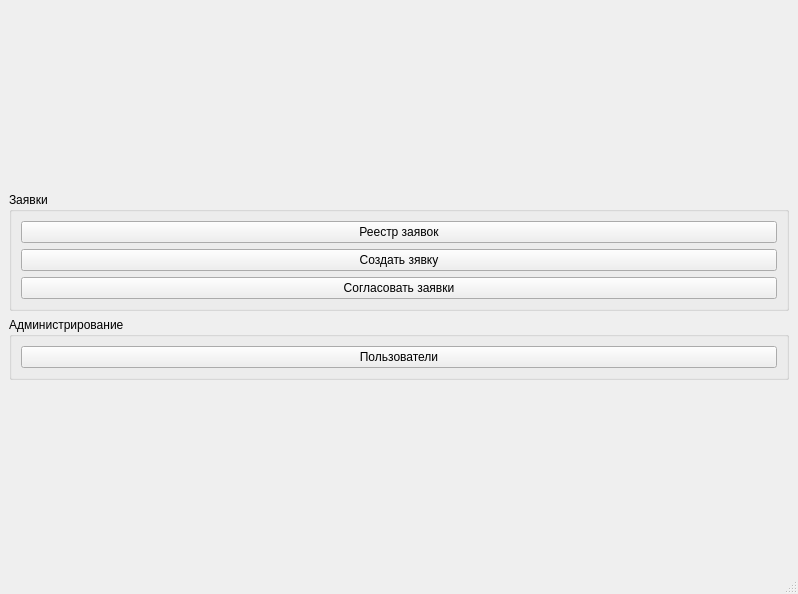
Old version of the form interfaces/mainwindow.ui in the repository RichCake/Kursovoj-proekt-Karpov-313IS.
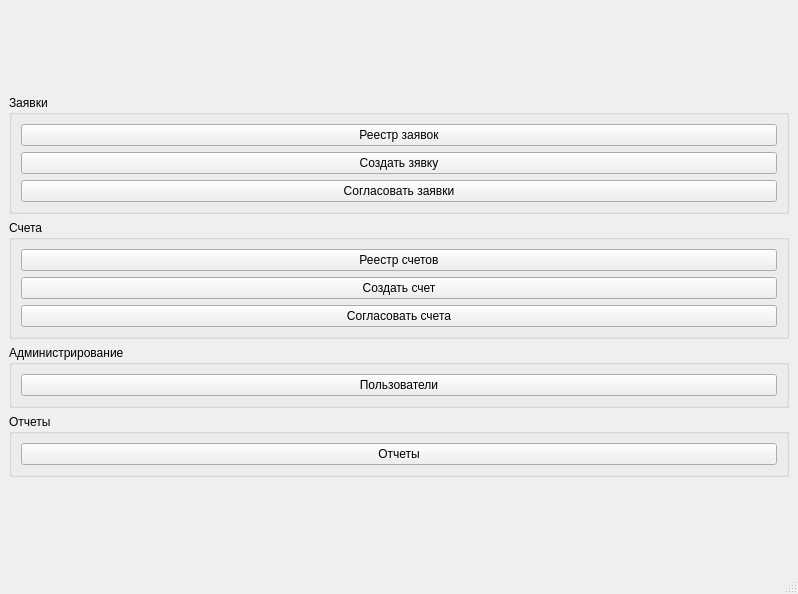
New version of the form.

```diff
--- a/interfaces/mainwindow.ui
+++ b/interfaces/mainwindow.ui
@@ -25,6 +25,9 @@
   <property name="autoFillBackground">
    <bool>false</bool>
   </property>
+  <property name="toolButtonStyle">
+   <enum>Qt::ToolButtonStyle::ToolButtonIconOnly</enum>
+  </property>
   <property name="documentMode">
    <bool>false</bool>
   </property>
@@ -85,6 +88,42 @@
           </layout>
          </widget>
         </item>
+        <item>
+         <widget class="QGroupBox" name="groupBox">
+          <property name="sizePolicy">
+           <sizepolicy hsizetype="Preferred" vsizetype="Fixed">
+            <horstretch>0</horstretch>
+            <verstretch>0</verstretch>
+           </sizepolicy>
+          </property>
+          <property name="title">
+           <string>Счета</string>
+          </property>
+          <layout class="QVBoxLayout" name="verticalLayout_4">
+           <item>
+            <widget class="QPushButton" name="invoice_registry_btn">
+             <property name="text">
+              <string>Реестр счетов</string>
+             </property>
+            </widget>
+           </item>
+           <item>
+            <widget class="QPushButton" name="create_invoice_btn">
+             <property name="text">
+              <string>Создать счет</string>
+             </property>
+            </widget>
+           </item>
+           <item>
+            <widget class="QPushButton" name="accept_invoice_btn">
+             <property name="text">
+              <string>Согласовать счета</string>
+             </property>
+            </widget>
+           </item>
+          </layout>
+         </widget>
+        </item>
         <item>
          <widget class="QGroupBox" name="groupBox_3">
           <property name="sizePolicy">
@@ -107,6 +146,28 @@
           </layout>
          </widget>
         </item>
+        <item>
+         <widget class="QGroupBox" name="groupBox_4">
+          <property name="sizePolicy">
+           <sizepolicy hsizetype="Preferred" vsizetype="Fixed">
+            <horstretch>0</horstretch>
+            <verstretch>0</verstretch>
+           </sizepolicy>
+          </property>
+          <property name="title">
+           <string>Отчеты</string>
+          </property>
+          <layout class="QVBoxLayout" name="verticalLayout_6">
+           <item>
+            <widget class="QPushButton" name="reports_btn">
+             <property name="text">
+              <string>Отчеты</string>
+             </property>
+            </widget>
+           </item>
+          </layout>
+         </widget>
+        </item>
        </layout>
       </item>
      </layout>
```
